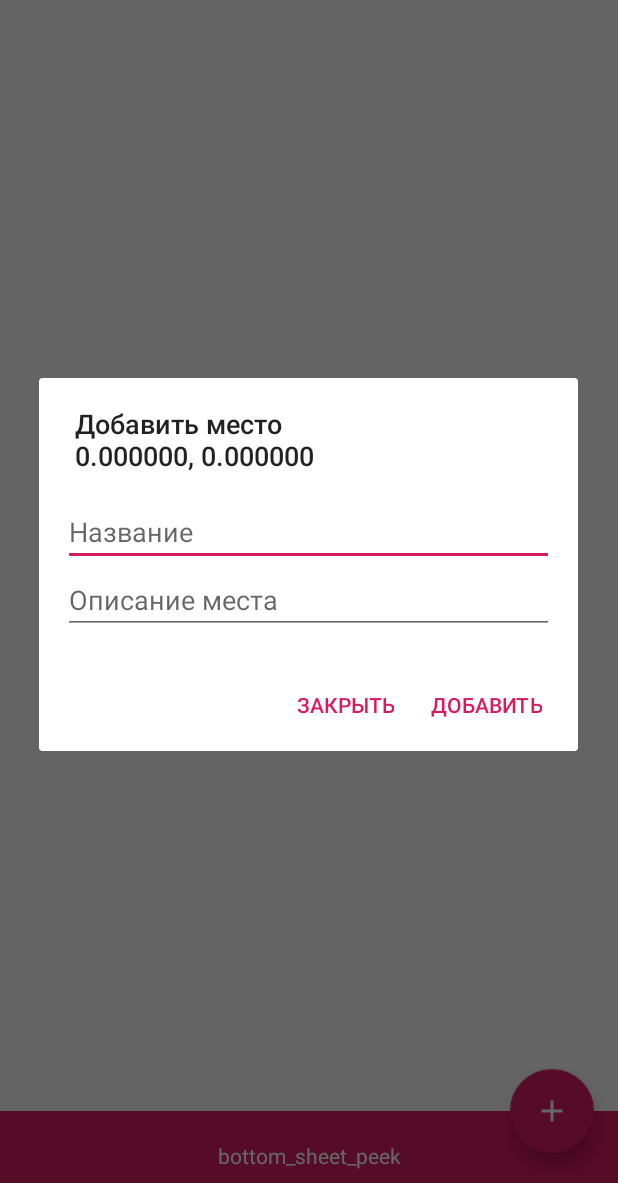
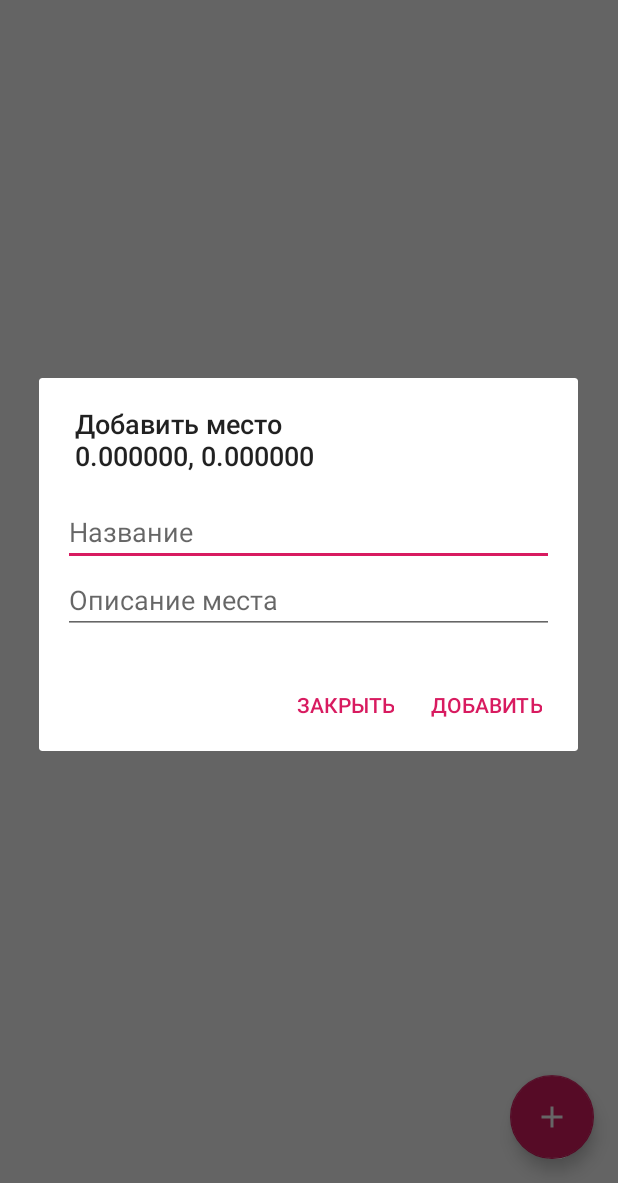
Before and after one commit to olezhko9/MyPlaces, an Android app: the screen it shows after launch (MapsActivity), after a tap on an icon or button, on a phone screen of 412 x 824 dp, the part 53-1236 px from its top. Run offline under Robolectric (Android 15) with nearby library versions, the phone set to English and light mode, and no system bars; 2 statements that could not run were skipped.

Commit message:
handle marker click with bottom sheet

```diff
--- a/app/src/main/res/layout/bottom_sheet.xml
+++ b/app/src/main/res/layout/bottom_sheet.xml
@@ -6,24 +6,23 @@
     android:background="@android:color/darker_gray"
     android:orientation="vertical"
     app:behavior_hideable="true"
-    app:behavior_peekHeight="48dp"
+    app:behavior_peekHeight="0dp"
     app:layout_behavior="android.support.design.widget.BottomSheetBehavior">
 
     <TextView
-        android:id="@+id/place_title"
+        android:id="@+id/place_title_tv"
         android:layout_width="match_parent"
         android:layout_height="60dp"
         android:background="@color/colorAccent"
         android:gravity="center"
-        android:text="bottom_sheet_peek"
         android:textColor="@android:color/white" />
 
     <TextView
-        android:id="@+id/place_description"
+        android:id="@+id/place_description_tv"
         android:layout_width="match_parent"
         android:layout_height="match_parent"
+        android:minHeight="100dp"
         android:gravity="center"
-        android:text="bottom_sheet_content"
         android:textColor="@android:color/white" />
 
 </LinearLayout>
```
Also changed, not shown: app/src/main/java/com/example/olegnaumov/itemapp/MapsActivity.java (+31 -1 lines).
